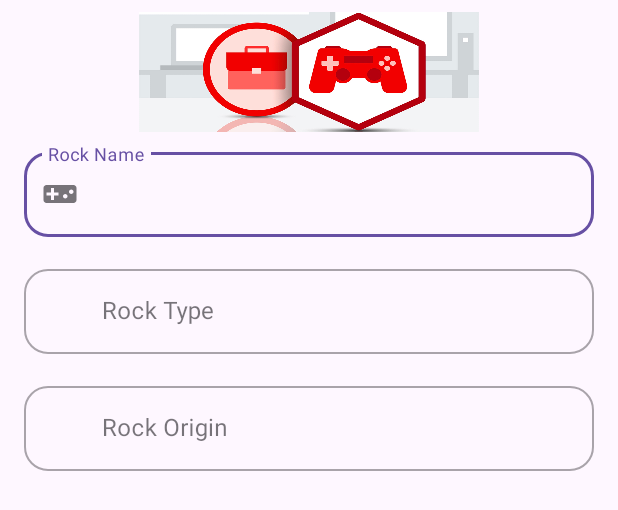
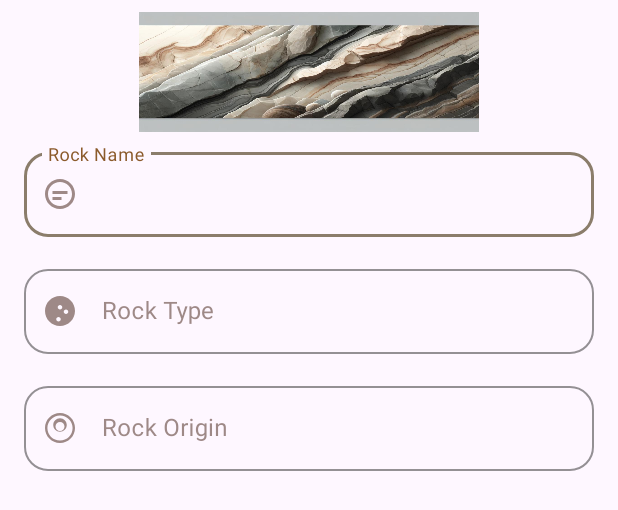
Before and after one commit to EnigmaK9/GeoRocks, an Android app: the layout rock_dialog.xml on its own in the app's theme, with its tools: preview values and no code run, on a phone screen of 412 x 824 dp. Shown: the top 510 px of the screen. Run offline under Robolectric (Android 15) with nearby library versions, the phone set to English and light mode, and no system bars.

Commit message:
Code compiles A lot of things are wrong still

```diff
--- a/app/src/main/res/drawable/ic_developer.xml
+++ b/app/src/main/res/drawable/ic_developer.xml
@@ -1,5 +1,9 @@
 <vector android:height="24dp" android:tint="#000000"
     android:viewportHeight="24" android:viewportWidth="24"
     android:width="24dp" xmlns:android="http://schemas.android.com/apk/res/android">
-    <path android:fillColor="@android:color/white" android:pathData="M20,18c1.1,0 1.99,-0.9 1.99,-2L22,6c0,-1.1 -0.9,-2 -2,-2H4c-1.1,0 -2,0.9 -2,2v10c0,1.1 0.9,2 2,2H0v2h24v-2h-4zM4,6h16v10H4V6z"/>
+
+    <path android:fillColor="@android:color/white" android:pathData="M12,2C6.48,2 2,6.48 2,12s4.48,10 10,10 10,-4.48 10,-10S17.52,2 12,2zM3.6,12c0,-4.68 3.84,-8.4 8.4,-8.4 4.68,0 8.4,3.72 8.4,8.4 0,4.68 -3.72,8.4 -8.4,8.4 -4.68,0 -8.4,-3.72 -8.4,-8.4z" />
+
+    <path android:fillColor="@android:color/black" android:pathData="M12,5.5c-2.5,0 -4.5,2.01 -4.5,4.5s2.01,4.5 4.5,4.5 4.5,-2.01 4.5,-4.5 -2.01,-4.5 -4.5,-4.5zM12,8c1.66,0 3,1.34 3,3s-1.34,3 -3,3 -3,-1.34 -3,-3 1.34,-3 3,-3z" />
+
 </vector>
--- a/app/src/main/res/drawable/ic_genre.xml
+++ b/app/src/main/res/drawable/ic_genre.xml
@@ -1,6 +1,5 @@
 <vector android:height="24dp" android:tint="#000000"
     android:viewportHeight="24" android:viewportWidth="24"
     android:width="24dp" xmlns:android="http://schemas.android.com/apk/res/android">
-    <path android:fillColor="@android:color/white" android:pathData="M2,16.5C2,19.54 4.46,22 7.5,22s5.5,-2.46 5.5,-5.5V10H2V16.5zM7.5,18.5C6.12,18.5 5,17.83 5,17h5C10,17.83 8.88,18.5 7.5,18.5zM10,13c0.55,0 1,0.45 1,1c0,0.55 -0.45,1 -1,1s-1,-0.45 -1,-1C9,13.45 9.45,13 10,13zM5,13c0.55,0 1,0.45 1,1c0,0.55 -0.45,1 -1,1s-1,-0.45 -1,-1C4,13.45 4.45,13 5,13z"/>
-    <path android:fillColor="@android:color/white" android:pathData="M11,3v6h3v2.5c0,-0.83 1.12,-1.5 2.5,-1.5c1.38,0 2.5,0.67 2.5,1.5h-5V14v0.39c0.75,0.38 1.6,0.61 2.5,0.61c3.04,0 5.5,-2.46 5.5,-5.5V3H11zM14,8.08c-0.55,0 -1,-0.45 -1,-1c0,-0.55 0.45,-1 1,-1s1,0.45 1,1C15,7.64 14.55,8.08 14,8.08zM19,8.08c-0.55,0 -1,-0.45 -1,-1c0,-0.55 0.45,-1 1,-1s1,0.45 1,1C20,7.64 19.55,8.08 19,8.08z"/>
+    <path android:fillColor="@android:color/white" android:pathData="M12,2C6.48,2 2,6.48 2,12s4.48,10 10,10 10,-4.48 10,-10S17.52,2 12,2zm-1,17c-0.83,0 -1.5,-0.67 -1.5,-1.5S10.17,16 11,16s1.5,0.67 1.5,1.5S11.83,19 11,19zm5,-5c-0.83,0 -1.5,-0.67 -1.5,-1.5s0.67,-1.5 1.5,-1.5 1.5,0.67 1.5,1.5S16.83,14 16,14zm-4,-3c-0.83,0 -1.5,-0.67 -1.5,-1.5S11.17,8 12,8s1.5,0.67 1.5,1.5S12.83,11 12,11z"/>
 </vector>
--- a/app/src/main/res/drawable/ic_title.xml
+++ b/app/src/main/res/drawable/ic_title.xml
@@ -1,5 +1,9 @@
 <vector android:height="24dp" android:tint="#000000"
     android:viewportHeight="24" android:viewportWidth="24"
     android:width="24dp" xmlns:android="http://schemas.android.com/apk/res/android">
-    <path android:fillColor="@android:color/white" android:pathData="M21,6L3,6c-1.1,0 -2,0.9 -2,2v8c0,1.1 0.9,2 2,2h18c1.1,0 2,-0.9 2,-2L23,8c0,-1.1 -0.9,-2 -2,-2zM11,13L8,13v3L6,16v-3L3,13v-2h3L6,8h2v3h3v2zM15.5,15c-0.83,0 -1.5,-0.67 -1.5,-1.5s0.67,-1.5 1.5,-1.5 1.5,0.67 1.5,1.5 -0.67,1.5 -1.5,1.5zM19.5,12c-0.83,0 -1.5,-0.67 -1.5,-1.5S18.67,9 19.5,9s1.5,0.67 1.5,1.5 -0.67,1.5 -1.5,1.5z"/>
+
+    <path android:fillColor="@android:color/white" android:pathData="M12,2C6.48,2 2,6.48 2,12s4.48,10 10,10 10,-4.48 10,-10S17.52,2 12,2zM12,20c-4.41,0 -8,-3.59 -8,-8s3.59,-8 8,-8 8,3.59 8,8 -3.59,8 -8,8z" />
+
+    <path android:fillColor="@android:color/black" android:pathData="M7,10h10v2H7zM7,14h6v2H7z" />
+
 </vector>
--- a/app/src/main/res/layout/rock_dialog.xml
+++ b/app/src/main/res/layout/rock_dialog.xml
@@ -25,6 +25,7 @@
         android:layout_marginBottom="8dp"
         android:hint="Rock Name"
         app:boxBackgroundMode="outline"
+        app:boxStrokeColor="#8B7D6B"
         app:boxCornerRadiusBottomEnd="16dp"
         app:boxCornerRadiusBottomStart="16dp"
         app:boxCornerRadiusTopEnd="16dp"
@@ -37,9 +38,8 @@
             android:layout_height="wrap_content"
             android:imeOptions="actionDone"
             android:inputType="text"
-            android:maxLines="1">
-
-        </com.google.android.material.textfield.TextInputEditText>
+            android:maxLines="1"
+            android:textColor="#4B3621" />
 
     </com.google.android.material.textfield.TextInputLayout>
 
@@ -54,11 +54,12 @@
         android:layout_marginBottom="8dp"
         android:hint="Rock Type"
         app:boxBackgroundMode="outline"
+        app:boxStrokeColor="#8B7D6B"
         app:boxCornerRadiusBottomEnd="16dp"
         app:boxCornerRadiusBottomStart="16dp"
         app:boxCornerRadiusTopEnd="16dp"
         app:boxCornerRadiusTopStart="16dp"
-        app:startIconDrawable="@drawable/ic_type">
+        app:startIconDrawable="@drawable/ic_genre">
 
         <com.google.android.material.textfield.TextInputEditText
             android:id="@+id/tietType"
@@ -66,9 +67,8 @@
             android:layout_height="wrap_content"
             android:imeOptions="actionDone"
             android:inputType="text"
-            android:maxLines="1">
-
-        </com.google.android.material.textfield.TextInputEditText>
+            android:maxLines="1"
+            android:textColor="#4B3621" />
 
     </com.google.android.material.textfield.TextInputLayout>
 
@@ -83,11 +83,12 @@
         android:layout_marginBottom="8dp"
         android:hint="Rock Origin"
         app:boxBackgroundMode="outline"
+        app:boxStrokeColor="#8B7D6B"
         app:boxCornerRadiusBottomEnd="16dp"
         app:boxCornerRadiusBottomStart="16dp"
         app:boxCornerRadiusTopEnd="16dp"
         app:boxCornerRadiusTopStart="16dp"
-        app:startIconDrawable="@drawable/ic_origin">
+        app:startIconDrawable="@drawable/ic_developer">
 
         <com.google.android.material.textfield.TextInputEditText
             android:id="@+id/tietOrigin"
@@ -95,9 +96,8 @@
             android:layout_height="wrap_content"
             android:imeOptions="actionDone"
             android:inputType="text"
-            android:maxLines="1">
-
-        </com.google.android.material.textfield.TextInputEditText>
+            android:maxLines="1"
+            android:textColor="#4B3621" />
 
     </com.google.android.material.textfield.TextInputLayout>
 
--- a/app/src/main/res/layout/rock_element.xml
+++ b/app/src/main/res/layout/rock_element.xml
@@ -4,7 +4,7 @@
     xmlns:tools="http://schemas.android.com/tools"
     android:layout_width="match_parent"
     android:layout_height="wrap_content"
-    android:background="#EEEEEE"
+    android:background="#D2B48C"
     android:padding="8dp">
 
     <androidx.cardview.widget.CardView
@@ -42,7 +42,7 @@
                 android:layout_height="wrap_content"
                 android:layout_marginStart="8dp"
                 android:layout_marginEnd="8dp"
-                android:textColor="#FF0000"
+                android:textColor="#4B3621"
                 android:textSize="18sp"
                 android:textStyle="bold"
                 app:layout_constraintBottom_toBottomOf="parent"
@@ -60,6 +60,7 @@
                 android:layout_marginStart="16dp"
                 android:layout_marginEnd="8dp"
                 android:textSize="14sp"
+                android:textColor="#6E5836"
                 app:layout_constraintBottom_toBottomOf="parent"
                 app:layout_constraintEnd_toEndOf="parent"
                 app:layout_constraintHorizontal_bias="0.0"
@@ -77,6 +78,7 @@
                 android:gravity="end"
                 android:textSize="16sp"
                 android:textStyle="italic"
+                android:textColor="#8B7D6B"
                 app:layout_constraintBottom_toBottomOf="parent"
                 app:layout_constraintEnd_toEndOf="parent"
                 app:layout_constraintStart_toEndOf="@id/ivRockImage"
--- a/app/src/main/res/values/colors.xml
+++ b/app/src/main/res/values/colors.xml
@@ -1,6 +1,13 @@
 <?xml version="1.0" encoding="utf-8"?>
 <resources>
-    <color name="black">#FF000000</color>
-    <color name="white">#FFFFFFFF</color>
-    <color name="snackbar">#9E1734</color>
+    <color name="rock_brown">#8B5A2B</color>
+    <color name="rock_dark_brown">#5D4037</color>
+    <color name="rock_grey">#9E9E9E</color>
+    <color name="rock_dark_grey">#616161</color>
+    <color name="rock_beige">#D2B48C</color>
+    <color name="rock_light_grey">#E0E0E0</color>
+    <color name="rock_accent">#FF5722</color>
+    <color name="white">#FFFFFF</color>
+    <color name="black">#000000</color>
+    <color name="snackbar">#8B4513</color>
 </resources>
--- a/app/src/main/res/values/themes.xml
+++ b/app/src/main/res/values/themes.xml
@@ -2,7 +2,22 @@
     <!-- Base application theme. -->
     <style name="Base.Theme.GeoRocks" parent="Theme.Material3.DayNight.NoActionBar">
         <!-- Customize your light theme here. -->
-        <!-- <item name="colorPrimary">@color/my_light_primary</item> -->
+        <item name="colorPrimary">@color/rock_brown</item>
+        <item name="colorPrimaryVariant">@color/rock_dark_brown</item>
+        <item name="colorOnPrimary">@color/white</item>
+
+        <item name="colorSecondary">@color/rock_grey</item>
+        <item name="colorSecondaryVariant">@color/rock_dark_grey</item>
+        <item name="colorOnSecondary">@color/black</item>
+
+        <item name="colorSurface">@color/rock_light_grey</item>
+        <item name="colorOnBackground">@color/rock_dark_brown</item>
+        <item name="colorOnSurface">@color/rock_dark_brown</item>
+
+        <!-- Customize text styles -->
+        <item name="android:textColorPrimary">@color/rock_dark_brown</item>
+        <item name="android:textColorSecondary">@color/rock_grey</item>
+        <item name="android:colorAccent">@color/rock_accent</item>
     </style>
 
     <style name="Theme.GeoRocks" parent="Base.Theme.GeoRocks" />
```
Also changed, not shown: app/src/main/res/layout/activity_main.xml (+6 -5 lines), app/src/main/res/values-night/themes.xml (+19 -2 lines), app/src/main/res/drawable/gamepad.png, app/src/main/res/drawable/header.jpg.
